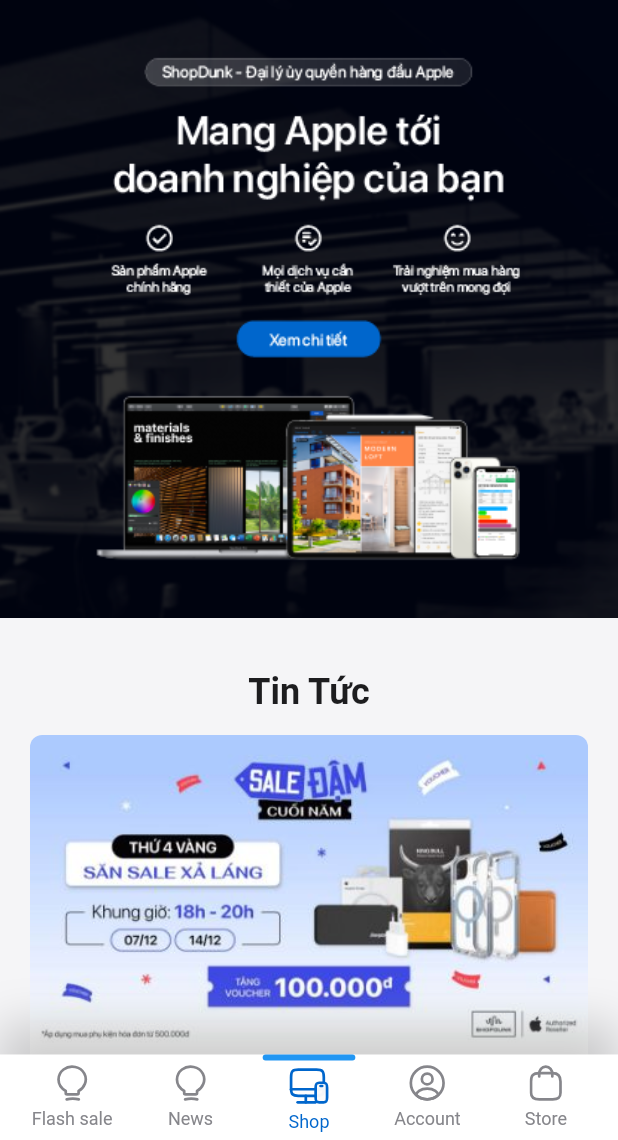
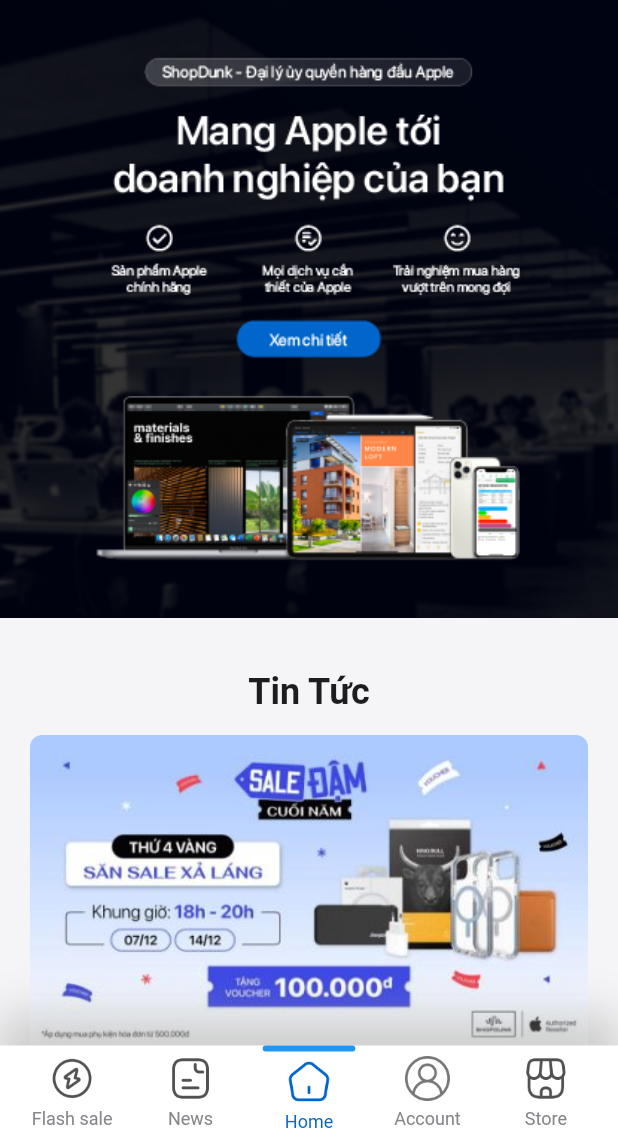
Before and after one commit to thien9884/webviewte, a Flutter app: the screen it shows after launch, on a phone screen of 412 x 824 dp, the part 96-1236 px from its top. Run offline on Flutter 3.47's test engine with Material 2 defaults, Android fonts, the phone set to English and light mode, and no system bars; our stand-ins replace dio, equatable, flutter_bloc, flutter_easyloading, flutter_html, flutter_svg and 3 more; missing offline and left inert: webview_flutter_android, webview_flutter_wkwebview; network calls fail; project files that could hold a hidden picture were left out.

Commit message:
change icon navigation bar

```diff
--- a/lib/constant/list_constant.dart
+++ b/lib/constant/list_constant.dart
@@ -60,28 +60,28 @@ class ListCustom {
     Resource(
         id: 0,
         name: 'Flash sale',
-        img: 'assets/icons/ic_news.svg',
-        imgUnselect: 'assets/icons/ic_news_un.svg'),
+        img: 'assets/icons/ic_flash_sale_sel.png',
+        imgUnselect: 'assets/icons/ic_flash_sale_uns.png'),
     Resource(
         id: 1,
         name: 'News',
-        img: 'assets/icons/ic_news.svg',
-        imgUnselect: 'assets/icons/ic_news_un.svg'),
+        img: 'assets/icons/ic_news_sel.png',
+        imgUnselect: 'assets/icons/ic_news_uns.png'),
     Resource(
         id: 2,
-        name: 'Shop',
-        img: 'assets/icons/ic_monitor.svg',
-        imgUnselect: 'assets/icons/ic_monitor_un.svg'),
+        name: 'Home',
+        img: 'assets/icons/ic_home_sel.png',
+        imgUnselect: 'assets/icons/ic_home_uns.png'),
     Resource(
         id: 3,
         name: 'Account',
-        img: 'assets/icons/ic_user.svg',
-        imgUnselect: 'assets/icons/ic_user_un.svg'),
+        img: 'assets/icons/ic_user_sel.png',
+        imgUnselect: 'assets/icons/ic_user_uns.png'),
     Resource(
         id: 4,
         name: 'Store',
-        img: 'assets/icons/ic_bag.svg',
-        imgUnselect: 'assets/icons/ic_bag_un.svg'),
+        img: 'assets/icons/ic_shop_sel.png',
+        imgUnselect: 'assets/icons/ic_shop_uns.png'),
   ];
 
   static List<Resource> listNews = [
--- a/lib/screen/navigation_screen/navigation_screen.dart
+++ b/lib/screen/navigation_screen/navigation_screen.dart
@@ -289,9 +289,13 @@ class _NavigationScreenState extends State<NavigationScreen> {
                     padding: const EdgeInsets.symmetric(vertical: 5),
                     child: Column(
                       children: [
-                        SvgPicture.asset(_isSelected == item.id
-                            ? item.img.toString()
-                            : item.imgUnselect.toString()),
+                        Image.asset(
+                          _isSelected == item.id
+                              ? item.img.toString()
+                              : item.imgUnselect.toString(),
+                          width: 30,
+                          height: 30,
+                        ),
                         const SizedBox(
                           height: 5,
                         ),
```
Also changed, not shown: lib/screen/news/news_detail.dart (+9 -3 lines), lib/screen/webview/shopdunk_webview.dart (+22 -11 lines), assets/icons/ic_flash_sale_sel.png (added), assets/icons/ic_flash_sale_uns.png (added), assets/icons/ic_home_sel.png (added), assets/icons/ic_home_uns.png (added), assets/icons/ic_news_sel.png (added), assets/icons/ic_news_uns.png (added), assets/icons/ic_shop_sel.png (added), assets/icons/ic_shop_uns.png (added), assets/icons/ic_user_sel.png (added), assets/icons/ic_user_uns.png (added).
